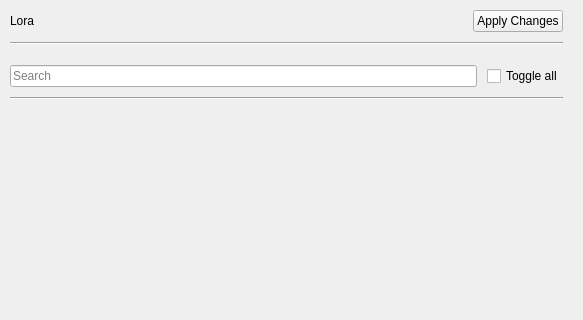
Above: src/airunner/components/art/gui/widgets/lora/templates/lora_container.ui from Capsize-Games/airunner before the change; both pictures show x 0 to 583 and y 0 to 320 of the 583 by 831 pixel window. Below: the same form after it.
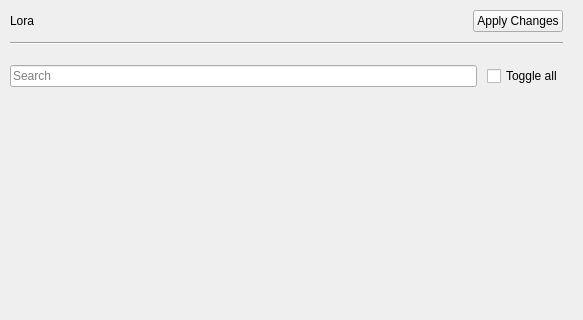
That is the form after the change. Custom widgets are drawn as their Qt base class.

Commit message: improved embeddings and lora widgets

Patch:
```diff
--- a/src/airunner/components/art/gui/widgets/lora/templates/lora_container.ui
+++ b/src/airunner/components/art/gui/widgets/lora/templates/lora_container.ui
@@ -61,7 +61,7 @@
         <x>0</x>
         <y>0</y>
         <width>563</width>
-        <height>652</height>
+        <height>674</height>
        </rect>
       </property>
       <layout class="QGridLayout" name="gridLayout_2">
@@ -102,7 +102,7 @@
       <number>10</number>
      </property>
      <property name="bottomMargin">
-      <number>10</number>
+      <number>0</number>
      </property>
      <item>
       <layout class="QHBoxLayout" name="horizontalLayout_2">
@@ -253,13 +253,6 @@
        </item>
       </layout>
      </item>
-     <item>
-      <widget class="Line" name="line_2">
-       <property name="orientation">
-        <enum>Qt::Orientation::Horizontal</enum>
-       </property>
-      </widget>
-     </item>
     </layout>
    </item>
   </layout>
```
The commit also changes 13 other files.
